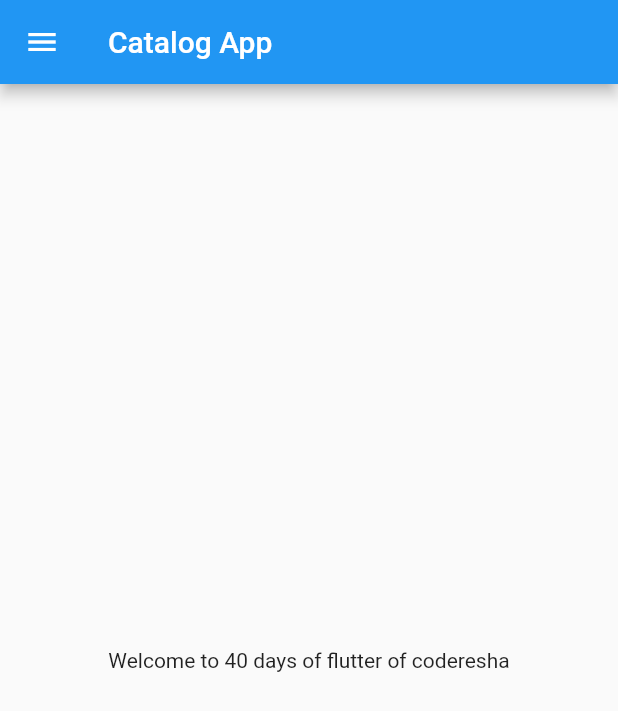
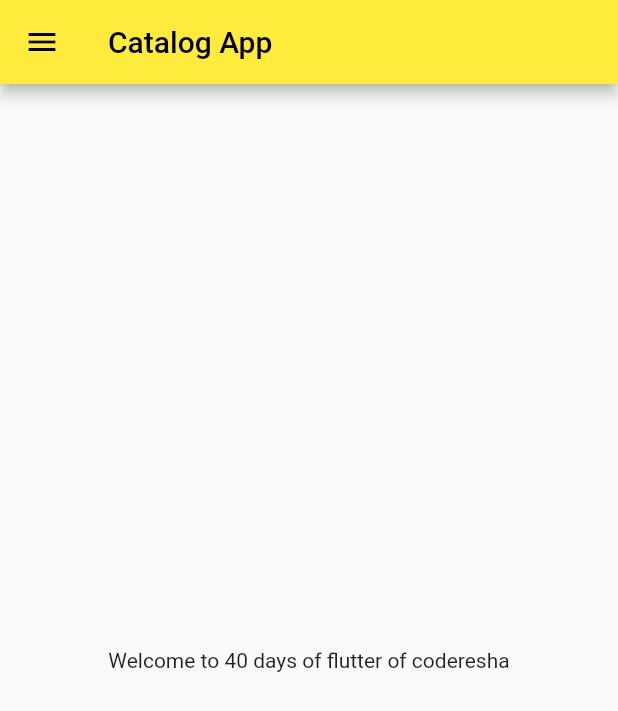
Before and after one commit to eshatanwar5/learnFlutterwithme, a Flutter app: the screen it shows after launch, on a phone screen of 412 x 824 dp. Shown: the top 711 px of the screen. Run offline on Flutter 3.47's test engine with Material 2 defaults, Android fonts, the phone set to English and light mode, and no system bars.

Commit message:
Day 3 completed

```diff
--- a/lib/main.dart
+++ b/lib/main.dart
@@ -1,22 +1,31 @@
 import 'package:flutter/material.dart';
+import 'package:meeapp/pages/login_page.dart';
 
-import 'home_page.dart';
-
+import 'pages/home_page.dart';
 
 void main() {
   runApp(MyApp());
 }
 
 class MyApp extends StatelessWidget {
-
-
   @override
   Widget build(BuildContext context) {
+    return MaterialApp(
+      // home: Homepage(),
+      themeMode: ThemeMode.light, //light mode
+      theme: ThemeData(primarySwatch: Colors.yellow),
+      darkTheme: ThemeData(
+        //dark mode
+        primarySwatch: Colors.red,
+        brightness: Brightness.dark,
+      ), //to make ui good
+        initialRoute:"/home",
+      routes: {
 
-
-
-    return MaterialApp(
-      home: Homepage(), //to make ui good
+        "/": (context) => LoginPage(), //by default login page pe ayegaa app m
+        "/home": (context) => Homepage(),
+        "/login": (context) => LoginPage(),
+      },
     );
   }
 }
--- a/lib/home_page.dart
+++ b/lib/pages/home_page.dart
@@ -1,6 +1,7 @@
 import 'package:flutter/material.dart';
 
 class Homepage extends StatelessWidget {
+
    final int days = 40;
   final String name = "coderesha";//it will give no error
 
```
Also changed, not shown: lib/pages/login_page.dart (added, +24 -0 lines), 1 other file.
